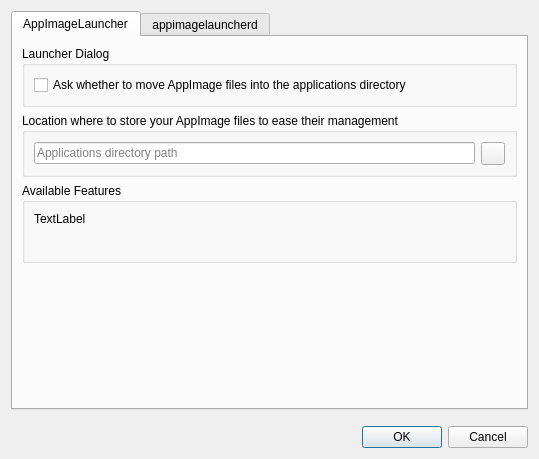
The window that src/ui/settings_dialog.ui (TheAssassin/AppImageLauncher) describes before a commit, drawn with Qt 5.
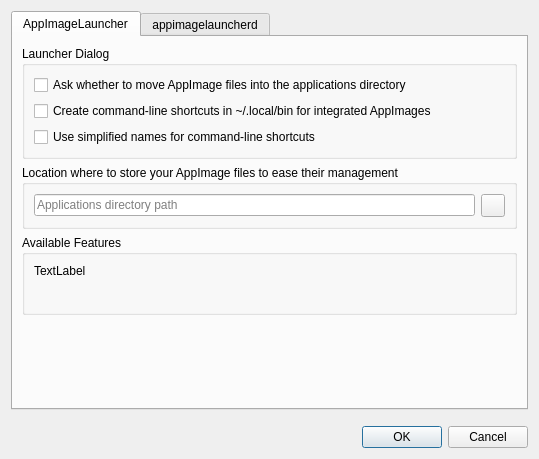
The same window after the commit. The open tabs and pages were chosen to show the change. Icons and pictures are not drawn.

Commit message: Add command-line symlinks with simplified names feature

What changed in the file:
```diff
--- a/src/ui/settings_dialog.ui
+++ b/src/ui/settings_dialog.ui
@@ -37,6 +37,26 @@
             </property>
            </widget>
           </item>
+          <item>
+           <widget class="QCheckBox" name="createCliSymlinksCheckBox">
+            <property name="text">
+             <string>Create command-line shortcuts in ~/.local/bin for integrated AppImages</string>
+            </property>
+            <property name="toolTip">
+             <string>Allows you to run integrated AppImages directly from the terminal</string>
+            </property>
+           </widget>
+          </item>
+          <item>
+           <widget class="QCheckBox" name="useSimplifiedNamesCheckBox">
+            <property name="text">
+             <string>Use simplified names for command-line shortcuts</string>
+            </property>
+            <property name="toolTip">
+             <string>Creates commands with simple names like "krita" instead of complex hash-based names</string>
+            </property>
+           </widget>
+          </item>
          </layout>
         </widget>
        </item>
```
The commit also changes 3 other files.
